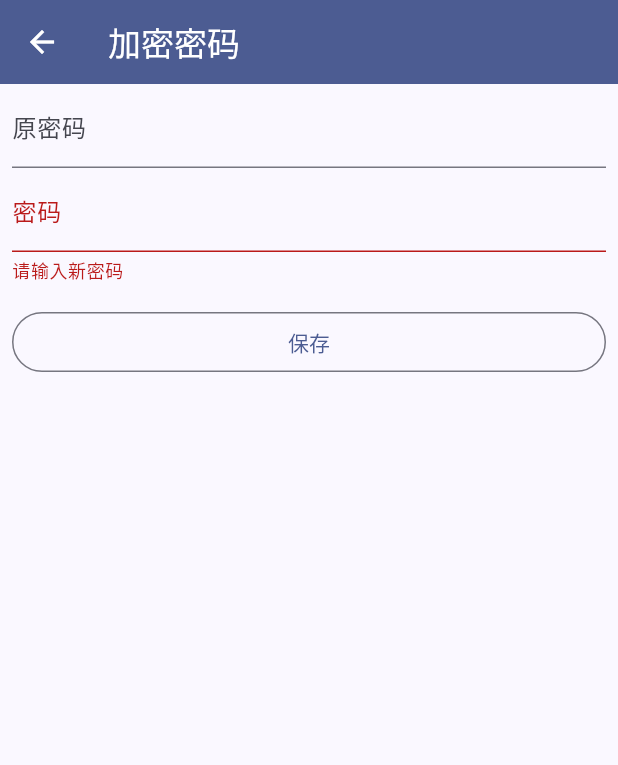
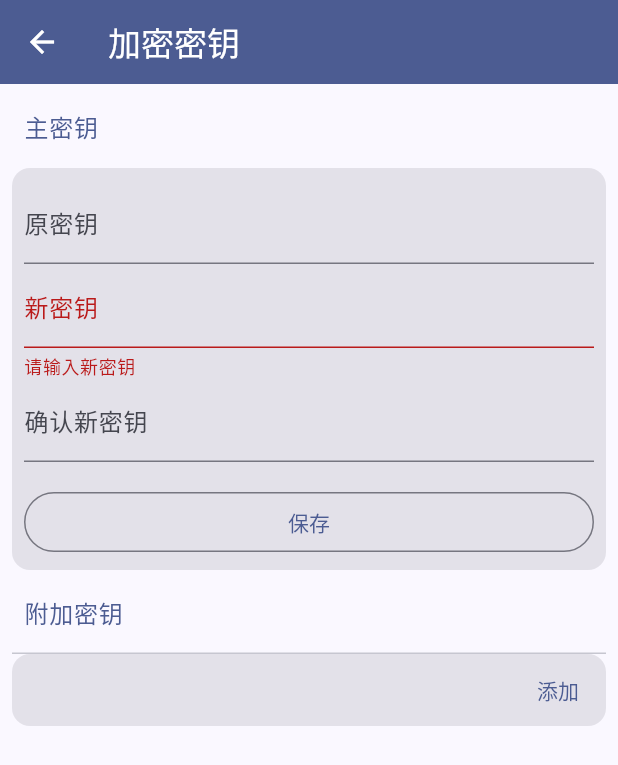
Before and after one commit to kexirong/pass_nest, a Flutter app: the SettingSecret screen opened by its route, after a tap on "保存", on a phone screen of 412 x 824 dp. Shown: the top 765 px of the screen. Run offline on Flutter 3.47's test engine with Material 3 defaults, Android fonts, the phone set to English and light mode, and no system bars; our stand-ins replace dio, flutter_slidable, get, sembast, sembast_web, sqflite and 1 more; missing offline and left inert: encrypt, sembast_sqflite, webdav_client; accounts and stored records are empty; statements that could not run were skipped.

Commit message:
second commit

```diff
--- a/lib/modules/account/accounts_home_view.dart
+++ b/lib/modules/account/accounts_home_view.dart
@@ -65,13 +65,8 @@ class AccountsHomeView extends StatelessWidget {
         builder: (controller) {
           PlainAccount? decryptAccount(BaseAccount account) {
             if (account is EncryptAccount) {
-              print('account ${account.id}   start decrypt  ');
-
               var secret = controller.getSecret(account.mKey);
-
-              print('get secret by ${account.mKey} :$secret');
               if (secret != null) {
-                print('account ${account.id} decrypt complete ');
                 return account.decrypt(secret);
               }
               return null;
--- a/lib/modules/group/groups_view.dart
+++ b/lib/modules/group/groups_view.dart
@@ -49,7 +49,8 @@ class GroupsView extends StatelessWidget {
 
           var groups = controller.groups;
 
-          return ListView.separated(
+          return SlidableAutoCloseBehavior(
+            child: ListView.separated(
               itemCount: groups.length + 1,
               itemBuilder: (BuildContext context, int index) {
                 AccountGroup? group;
@@ -106,6 +107,7 @@ class GroupsView extends StatelessWidget {
               separatorBuilder: (BuildContext context, int index) {
                 return const Divider(height: 0);
               },
+            ),
           );
         },
       ),
--- a/lib/modules/setting/controllers/secret_controller.dart
+++ b/lib/modules/setting/controllers/secret_controller.dart
@@ -10,8 +10,10 @@ class SecretController extends GetxController {
   late final TextEditingController oldMainSecret;
 
   late final TextEditingController newMainSecret;
+  late final TextEditingController confirmNewMainSecret;
 
-  List<SecretConfig> get secrets => _configService.secretsConfig;
+  List<SecretConfig> get attSecrets =>
+      _configService.secretsConfig.where((s) => !s.isMain).toList();
 
   String? get mainSecret => _configService.mainSecret;
 
@@ -19,11 +21,18 @@ class SecretController extends GetxController {
     await _configService.setMainSecret(secret);
   }
 
+  void reset() {
+    oldMainSecret.text = '';
+    newMainSecret.text = '';
+    confirmNewMainSecret.text = '';
+    update();
+  }
+
   @override
   void onInit() {
     oldMainSecret = TextEditingController();
     newMainSecret = TextEditingController();
-
+    confirmNewMainSecret = TextEditingController();
     super.onInit();
   }
 
--- a/lib/modules/setting/secret_view.dart
+++ b/lib/modules/setting/secret_view.dart
@@ -13,43 +13,67 @@ class SettingSecret extends StatelessWidget {
     var colorScheme = Theme.of(context).colorScheme;
     return GetBuilder(
       init: SecretController(),
-      builder: (controller) => Scaffold(
+      builder: (controller) {
+        var attSecrets = controller.attSecrets;
+        return Scaffold(
           appBar: AppBar(
             backgroundColor: colorScheme.primary,
             foregroundColor: colorScheme.onPrimary,
-          title: const Text('加密密码'),
+            title: const Text('加密密钥'),
           ),
-        body: Padding(
-          padding: const EdgeInsets.symmetric(horizontal: 8),
+          body: SingleChildScrollView(
+            child: Column(
+              children: [
+                ListTile(
+                  textColor: colorScheme.primary,
+                  title: const Text('主密钥'),
+                ),
+                Card.filled(
+                  margin: const EdgeInsets.symmetric(horizontal: 8),
+                  child: Padding(
+                    padding: const EdgeInsets.all(8),
                     child: Form(
                       key: _formKey,
                       child: Column(
                         crossAxisAlignment: CrossAxisAlignment.start,
                         children: [
                           TextFormField(
-                  decoration: const InputDecoration(labelText: "原密码"),
+                            obscureText: true,
+                            decoration: const InputDecoration(labelText: "原密钥"),
                             validator: (value) {
                               var mSecret = controller.mainSecret;
                               if (mSecret == null || mSecret.isEmpty) return null;
                               if (value == null || value.isEmpty) {
-                      return '请输入原密码';
+                                return '请输入原密钥';
                               } else if (value != mSecret) {
-                      return '原密码错误';
+                                return '原密钥错误';
                               }
                               return null;
                             },
                             controller: controller.oldMainSecret,
                           ),
                           TextFormField(
-                    decoration: const InputDecoration(labelText: "密码"),
+                            obscureText: true,
+                            decoration: const InputDecoration(labelText: "新密钥"),
                             controller: controller.newMainSecret,
                             validator: (value) {
                               if (value == null || value.isEmpty) {
-                        return '请输入新密码';
+                                return '请输入新密钥';
                               }
                               return null;
-                    }),
-
+                            },
+                          ),
+                          TextFormField(
+                            obscureText: true,
+                            decoration: const InputDecoration(labelText: "确认新密钥"),
+                            controller: controller.confirmNewMainSecret,
+                            validator: (value) {
+                              if (value != controller.newMainSecret.text) {
+                                return '新密钥不一致';
+                              }
+                              return null;
+                            },
+                          ),
                           Container(
                             width: double.infinity,
                             padding: const EdgeInsets.only(top: 16),
@@ -59,6 +83,7 @@ class SettingSecret extends StatelessWidget {
                                   return;
                                 }
                                 await controller.setMainSecret(controller.newMainSecret.text);
+                                controller.reset();
                                 Get.rawSnackbar(message: '保存成功');
                               },
                               child: const Text('保存'),
@@ -69,6 +94,65 @@ class SettingSecret extends StatelessWidget {
                     ),
                   ),
                 ),
+                ListTile(
+                  textColor: colorScheme.primary,
+                  title: const Text(
+                    '附加密钥',
+                  ),
+                ),
+                Card.filled(
+                  margin: const EdgeInsets.symmetric(horizontal: 8),
+                  child: Column(
+                    children: [
+                      ListView.separated(
+                        separatorBuilder: (BuildContext context, int index) {
+                          return const Divider(height: 0);
+                        },
+                        shrinkWrap: true,
+                        physics: const NeverScrollableScrollPhysics(),
+                        itemCount: attSecrets.length,
+                        itemBuilder: (BuildContext context, int index) {
+                          final obscured = RxBool(true);
+                          return Obx(
+                            () => ListTile(
+                              leading: GestureDetector(
+                                child: Icon(
+                                  obscured.value ? Icons.visibility_off : Icons.visibility,
+                                  color: colorScheme.secondary,
+                                ),
+                                onTap: () {
+                                  obscured.value = !obscured.value;
+                                },
+                              ),
+                              title: Text(obscured.value ? '*******' : attSecrets[index].secret),
+                              trailing: GestureDetector(
+                                onTap: () {},
+                                child: Icon(Icons.remove_circle_outline, color: colorScheme.error),
+                              ),
+                            ),
+                          );
+                        },
+                      ),
+                      const Divider(height: 0),
+                      Row(
+                        mainAxisAlignment: MainAxisAlignment.end,
+                        children: <Widget>[
+                          TextButton(
+                            child: const Text('添加'),
+                            onPressed: () {
+                              /* ... */
+                            },
+                          ),
+                        ],
+                      ),
+                    ],
+                  ),
+                ),
+              ],
+            ),
+          ),
+        );
+      },
     );
   }
 }
--- a/lib/services/config_service.dart
+++ b/lib/services/config_service.dart
@@ -10,7 +10,7 @@ import 'db/data_provider.dart';
 class ConfigService extends GetxService {
   final _dataProvider = Get.find<DataProviderService>();
 
-  final _secretsConfig = <SecretConfig>[];
+  // final _secretsConfig = <SecretConfig>[];
   final _secretsCache = <String, SecretConfig>{};
   late final String _deviceID;
 
@@ -20,7 +20,7 @@ class ConfigService extends GetxService {
 
   WebdavConfig? get webdavConfig => _webdavConfig;
 
-  List<SecretConfig> get secretsConfig => _secretsConfig;
+  List<SecretConfig> get secretsConfig => _secretsCache.values.toList();
 
   Future<void> init() async {
     await loadDeviceID();
@@ -38,7 +38,7 @@ class ConfigService extends GetxService {
 
   Future<void> loadSecretsConfig() async {
     var secrets = await _dataProvider.getSecrets();
-    _secretsConfig.addAll(secrets);
+    // _secretsConfig.addAll(secrets);
     for (var s in secrets) {
       var mKey_ = md5.convert(utf8.encode(s.secret)).toString();
       _secretsCache[mKey_] = s;
@@ -53,7 +53,7 @@ class ConfigService extends GetxService {
   }
 
   SecretConfig? _getMainSecret() {
-    for (var s in _secretsConfig) {
+    for (var s in secretsConfig) {
       if (s.isMain) {
         return s;
       }
@@ -72,25 +72,22 @@ class ConfigService extends GetxService {
       mSecret.isMain = false;
     }
     var newSecret = SecretConfig(secret, isMain: true);
-    _secretsConfig.add(newSecret);
     var mKey = md5.convert(utf8.encode(secret)).toString();
     _secretsCache[mKey] = newSecret;
-    await _dataProvider.setSecrets(_secretsConfig);
+    await _dataProvider.setSecrets(secretsConfig);
   }
 
   Future<void> addSecret(String secret) async {
     var newSecret = SecretConfig(secret);
-    _secretsConfig.add(newSecret);
     var mKey = md5.convert(utf8.encode(secret)).toString();
     _secretsCache[mKey] = newSecret;
 
-    await _dataProvider.setSecrets(_secretsConfig);
+    await _dataProvider.setSecrets(secretsConfig);
   }
 
   Future<void> deleteSecret(String secret) async {
-    _secretsConfig.removeWhere((e) => e.secret == secret);
     var mKey = md5.convert(utf8.encode(secret)).toString();
     _secretsCache.remove(mKey);
-    await _dataProvider.setSecrets(_secretsConfig);
+    await _dataProvider.setSecrets(secretsConfig);
   }
 }
```
Also changed, not shown: lib/modules/account/account_action_view.dart (+4 -3 lines), lib/modules/account/accounts_search_view.dart (+4 -6 lines). Lines whose indentation alone changed are shown as unchanged.
